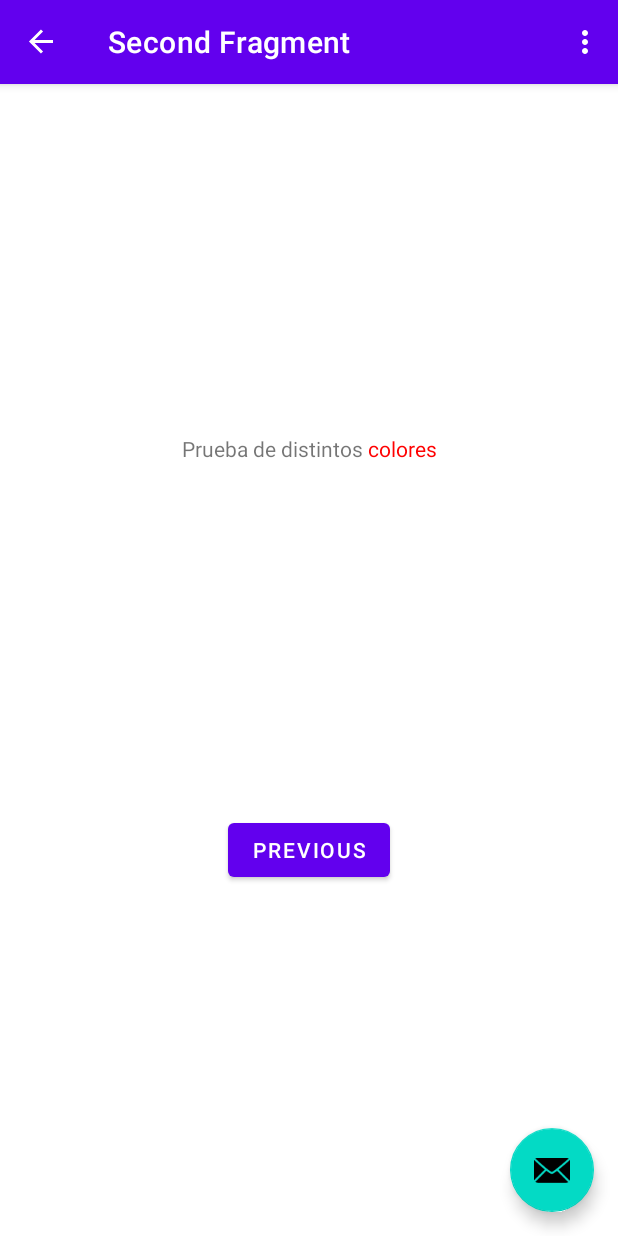
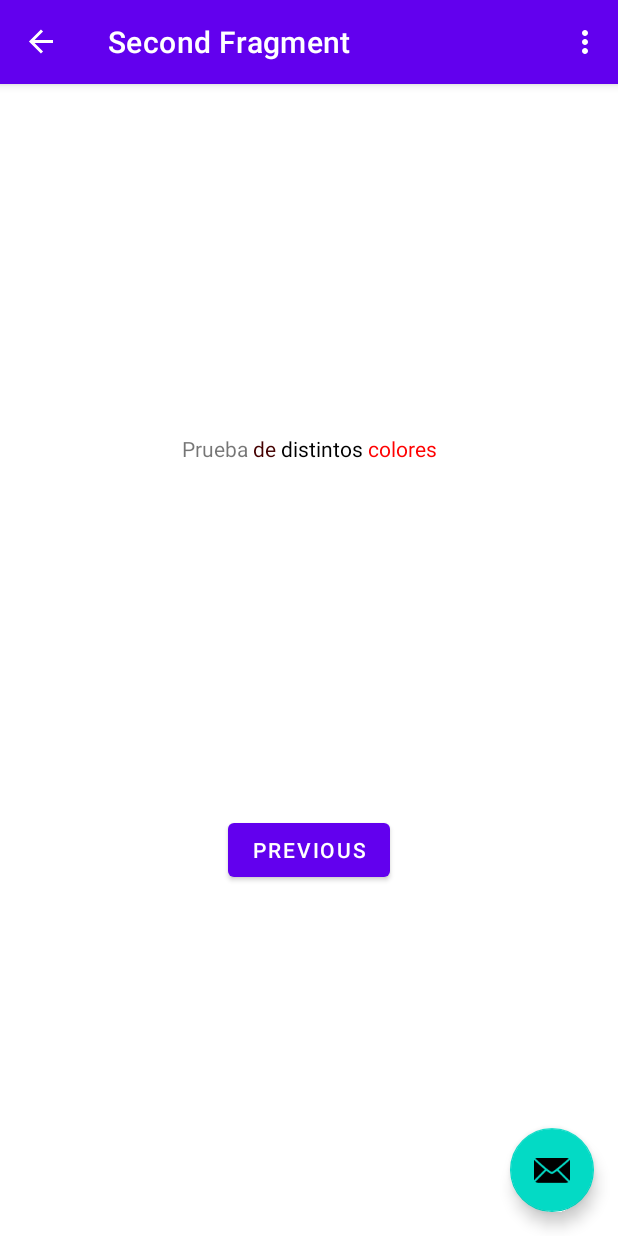
Before and after one commit to Imanol1/Tests, an Android app: the SecondFragment screen opened through its navigation route, on a phone screen of 412 x 824 dp. Run offline under Robolectric (Android 15) with nearby library versions, the phone set to English and light mode, and no system bars; our stand-ins replace navigation-ui.

Commit message:
test distintos colores en un mismo string

```diff
--- a/app/src/main/res/values/strings.xml
+++ b/app/src/main/res/values/strings.xml
@@ -9,6 +9,6 @@
 
     <string name="hello_first_fragment">Hello first fragment</string>
     <string name="hello_second_fragment">Hello second fragment. Arg: %1$s</string>
-    <string name="text_test_differents_colors">Prueba de distintos <font color='#FF0000'>colores</font></string>
+    <string name="text_test_differents_colors">Prueba <font color="#440000" style="@themes/yellowStile">de</font> <font color="@colors/purple_700">distintos</font> <font color='#FF0000'>colores</font></string>
 
 </resources>
--- a/app/src/main/res/values/themes.xml
+++ b/app/src/main/res/values/themes.xml
@@ -19,6 +19,11 @@
         <item name="windowNoTitle">true</item>
     </style>
 
+    <style name="yellowStile">
+        <item name="android:textColor">#FFFF00</item>
+    </style>
+
+
     <style name="Theme.Tests.AppBarOverlay" parent="ThemeOverlay.AppCompat.Dark.ActionBar" />
 
     <style name="Theme.Tests.PopupOverlay" parent="ThemeOverlay.AppCompat.Light" />
```
